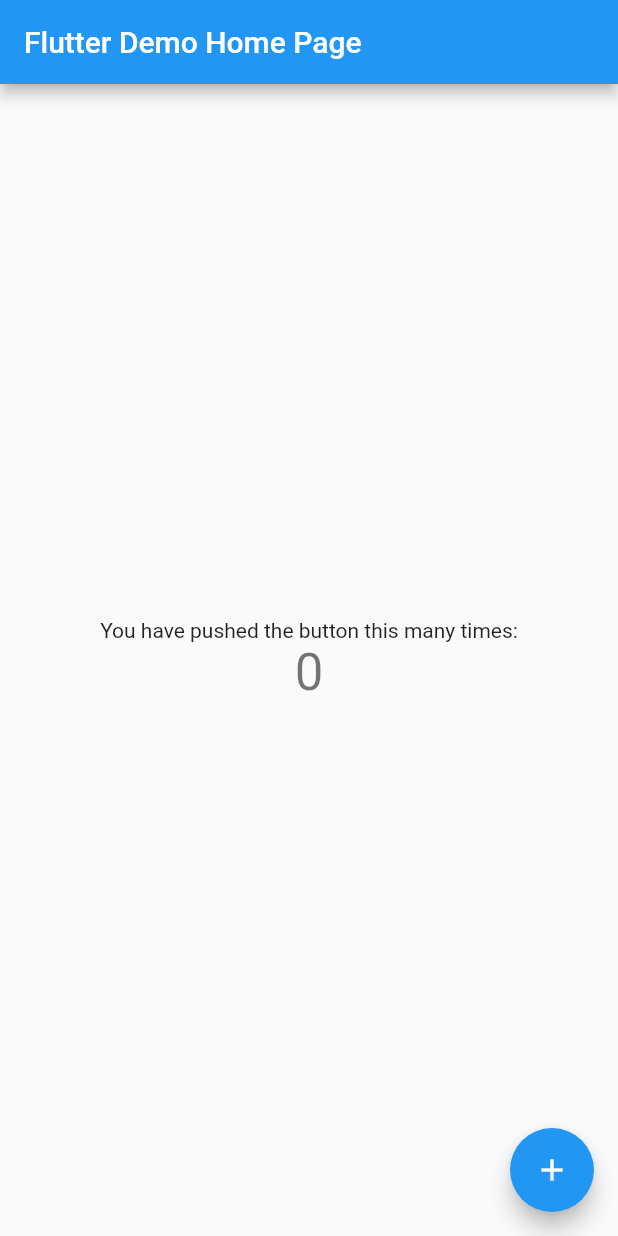
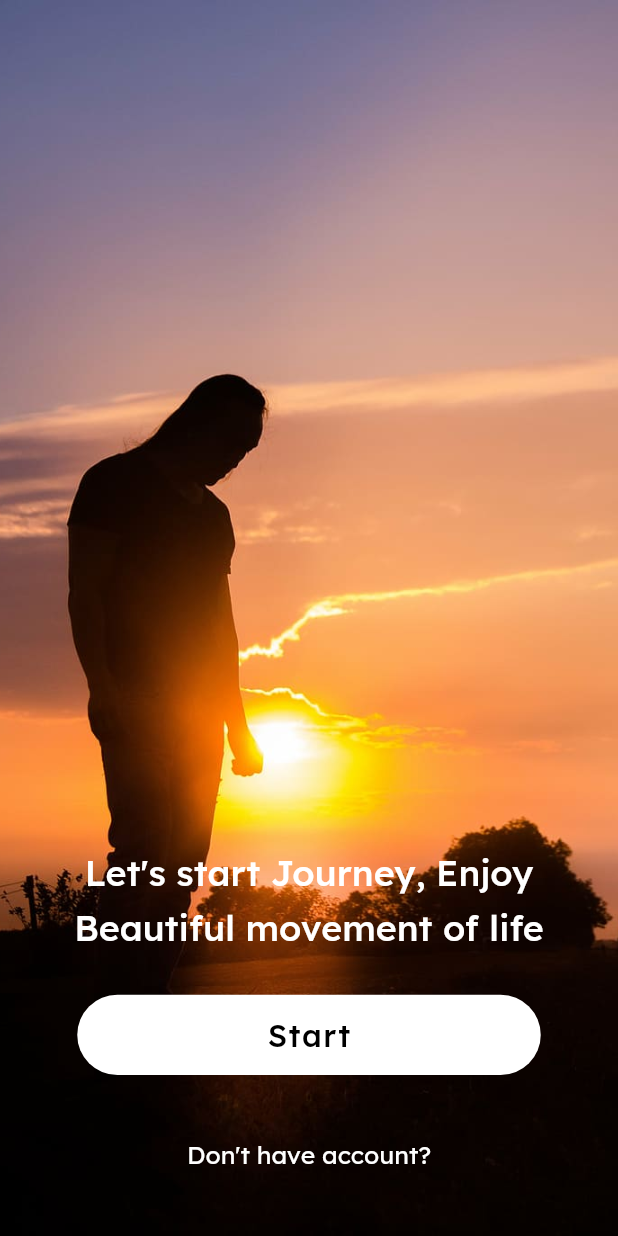
Before and after one commit to hello-favour/travel-app-ui, a Flutter app: the screen it shows after launch, on a phone screen of 412 x 824 dp. Run offline on Flutter 3.47's test engine with Material 2 defaults, Android fonts, the phone set to English and light mode, and no system bars; our stand-ins replace google_fonts.

Commit message:
build welcome screen

```diff
--- a/lib/main.dart
+++ b/lib/main.dart
@@ -1,4 +1,5 @@
 import 'package:flutter/material.dart';
+import 'package:travel_app_ui/screens/welcome_screen.dart';
 
 void main() {
   runApp(const MyApp());
@@ -7,109 +8,11 @@
 class MyApp extends StatelessWidget {
   const MyApp({super.key});
 
-  // This widget is the root of your application.
   @override
   Widget build(BuildContext context) {
     return MaterialApp(
-      title: 'Flutter Demo',
-      theme: ThemeData(
-        // This is the theme of your application.
-        //
-        // Try running your application with "flutter run". You'll see the
-        // application has a blue toolbar. Then, without quitting the app, try
-        // changing the primarySwatch below to Colors.green and then invoke
-        // "hot reload" (press "r" in the console where you ran "flutter run",
-        // or simply save your changes to "hot reload" in a Flutter IDE).
-        // Notice that the counter didn't reset back to zero; the application
-        // is not restarted.
-        primarySwatch: Colors.blue,
-      ),
-      home: const MyHomePage(title: 'Flutter Demo Home Page'),
+      debugShowCheckedModeBanner: false,
+      home: WelcomeScreen(),
     );
   }
 }
-
-class MyHomePage extends StatefulWidget {
-  const MyHomePage({super.key, required this.title});
-
-  // This widget is the home page of your application. It is stateful, meaning
-  // that it has a State object (defined below) that contains fields that affect
-  // how it looks.
-
-  // This class is the configuration for the state. It holds the values (in this
-  // case the title) provided by the parent (in this case the App widget) and
-  // used by the build method of the State. Fields in a Widget subclass are
-  // always marked "final".
-
-  final String title;
-
-  @override
-  State<MyHomePage> createState() => _MyHomePageState();
-}
-
-class _MyHomePageState extends State<MyHomePage> {
-  int _counter = 0;
-
-  void _incrementCounter() {
-    setState(() {
-      // This call to setState tells the Flutter framework that something has
-      // changed in this State, which causes it to rerun the build method below
-      // so that the display can reflect the updated values. If we changed
-      // _counter without calling setState(), then the build method would not be
-      // called again, and so nothing would appear to happen.
-      _counter++;
-    });
-  }
-
-  @override
-  Widget build(BuildContext context) {
-    // This method is rerun every time setState is called, for instance as done
-    // by the _incrementCounter method above.
-    //
-    // The Flutter framework has been optimized to make rerunning build methods
-    // fast, so that you can just rebuild anything that needs updating rather
-    // than having to individually change instances of widgets.
-    return Scaffold(
-      appBar: AppBar(
-        // Here we take the value from the MyHomePage object that was created by
-        // the App.build method, and use it to set our appbar title.
-        title: Text(widget.title),
-      ),
-      body: Center(
-        // Center is a layout widget. It takes a single child and positions it
-        // in the middle of the parent.
-        child: Column(
-          // Column is also a layout widget. It takes a list of children and
-          // arranges them vertically. By default, it sizes itself to fit its
-          // children horizontally, and tries to be as tall as its parent.
-          //
-          // Invoke "debug painting" (press "p" in the console, choose the
-          // "Toggle Debug Paint" action from the Flutter Inspector in Android
-          // Studio, or the "Toggle Debug Paint" command in Visual Studio Code)
-          // to see the wireframe for each widget.
-          //
-          // Column has various properties to control how it sizes itself and
-          // how it positions its children. Here we use mainAxisAlignment to
-          // center the children vertically; the main axis here is the vertical
-          // axis because Columns are vertical (the cross axis would be
-          // horizontal).
-          mainAxisAlignment: MainAxisAlignment.center,
-          children: <Widget>[
-            const Text(
-              'You have pushed the button this many times:',
-            ),
-            Text(
-              '$_counter',
-              style: Theme.of(context).textTheme.headline4,
-            ),
-          ],
-        ),
-      ),
-      floatingActionButton: FloatingActionButton(
-        onPressed: _incrementCounter,
-        tooltip: 'Increment',
-        child: const Icon(Icons.add),
-      ), // This trailing comma makes auto-formatting nicer for build methods.
-    );
-  }
-}
--- /dev/null
+++ b/lib/screens/welcome_screen.dart
@@ -0,0 +1,101 @@
+import 'package:flutter/material.dart';
+import 'package:google_fonts/google_fonts.dart';
+import 'package:travel_app_ui/components/app_text.dart';
+import 'package:travel_app_ui/constants/image_path.dart';
+import 'package:travel_app_ui/screens/home_screen.dart';
+import 'package:travel_app_ui/themes/app_colors.dart';
+
+class WelcomeScreen extends StatelessWidget {
+  WelcomeScreen({super.key});
+  var height, width;
+
+  @override
+  Widget build(BuildContext context) {
+    width = MediaQuery.of(context).size.width;
+    height = MediaQuery.of(context).size.height;
+    return Scaffold(
+      body: Stack(
+        children: [
+          Container(
+            height: height,
+            width: width,
+            color: Colors.grey.shade200,
+            child: Image.asset(
+              ImagePath.bg,
+              fit: BoxFit.cover,
+            ),
+          ),
+          Align(
+            alignment: Alignment.bottomCenter,
+            child: SizedBox(
+              width: width,
+              height: height * 0.32,
+              child: Column(
+                mainAxisAlignment: MainAxisAlignment.spaceEvenly,
+                children: [
+                  Text(
+                    "Let's start Journey, Enjoy",
+                    style: GoogleFonts.lexend(
+                      fontSize: width * 0.058,
+                      fontWeight: FontWeight.w500,
+                      color: Colors.white,
+                    ),
+                  ),
+                  Text(
+                    "Beautiful movement of life",
+                    style: GoogleFonts.lexend(
+                      fontSize: width * 0.058,
+                      fontWeight: FontWeight.w500,
+                      color: Colors.white,
+                    ),
+                  ),
+                  SizedBox(height: height * 0.02),
+                  InkWell(
+                    onTap: () {
+                      Navigator.push(context,
+                          MaterialPageRoute(builder: (context) {
+                        return const HomeScreen();
+                      }));
+                    },
+                    child: Container(
+                      height: height * 0.065,
+                      width: width * 0.75,
+                      decoration: BoxDecoration(
+                        borderRadius: BorderRadius.circular(50),
+                        color: AppColors.appWhite,
+                      ),
+                      child: Center(
+                        child: Text(
+                          "Start",
+                          style: GoogleFonts.lexend(
+                            fontSize: width * 0.05,
+                            fontWeight: FontWeight.w500,
+                            color: AppColors.appBlack,
+                            letterSpacing: 1,
+                          ),
+                        ),
+                      ),
+                    ),
+                  ),
+                  SizedBox(height: height * 0.02),
+                  TextButton(
+                    onPressed: () {},
+                    child: Text(
+                      "Don\'t have account?",
+                      style: GoogleFonts.lexend(
+                        fontSize: width * 0.04,
+                        fontWeight: FontWeight.w400,
+                        color: AppColors.appWhite,
+                      ),
+                    ),
+                  ),
+                  SizedBox(height: height * 0.02),
+                ],
+              ),
+            ),
+          )
+        ],
+      ),
+    );
+  }
+}
--- /dev/null
+++ b/lib/themes/app_colors.dart
@@ -0,0 +1,7 @@
+import 'package:flutter/material.dart';
+
+class AppColors {
+  static const Color primaryColors = Color(0xFF32E0C4);
+  static const Color appBlack = Colors.black;
+  static const Color appWhite = Colors.white;
+}
--- a/pubspec.yaml
+++ b/pubspec.yaml
@@ -36,6 +36,7 @@
   # The following adds the Cupertino Icons font to your application.
   # Use with the CupertinoIcons class for iOS style icons.
   cupertino_icons: ^1.0.2
+  google_fonts:
 
 dev_dependencies:
   flutter_test:
```
Also changed, not shown: lib/components/app_text.dart (added, +33 -0 lines), lib/screens/home_screen.dart (added, +15 -0 lines), assets/images/bg.png, pubspec.lock, 1 other file.
